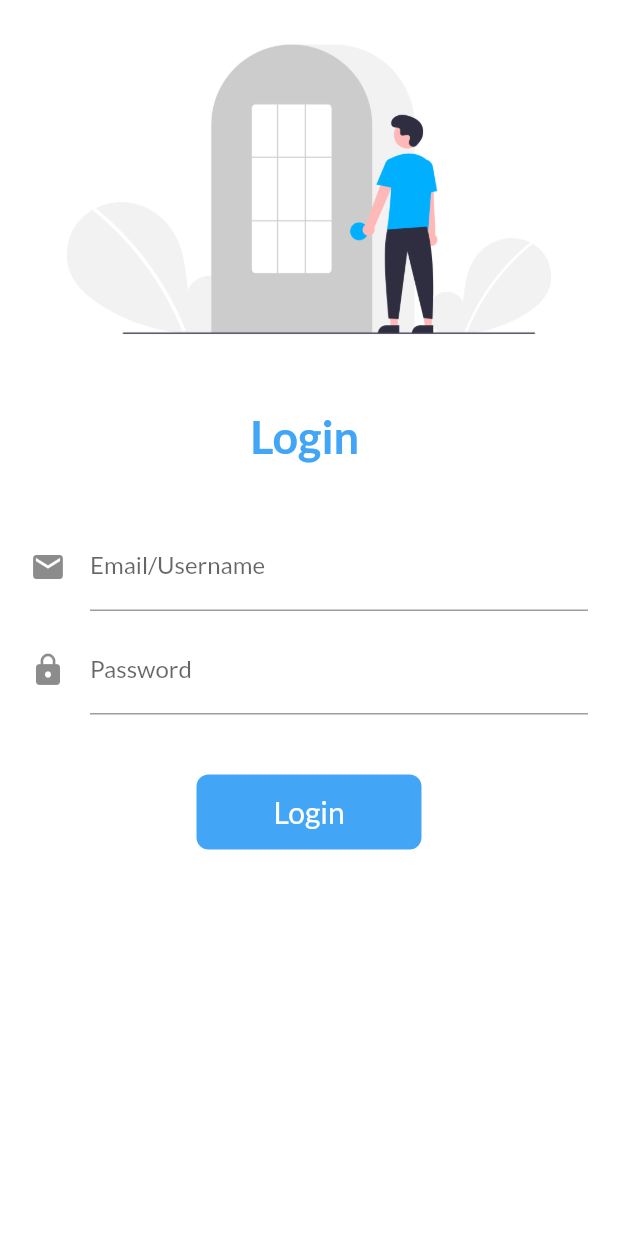
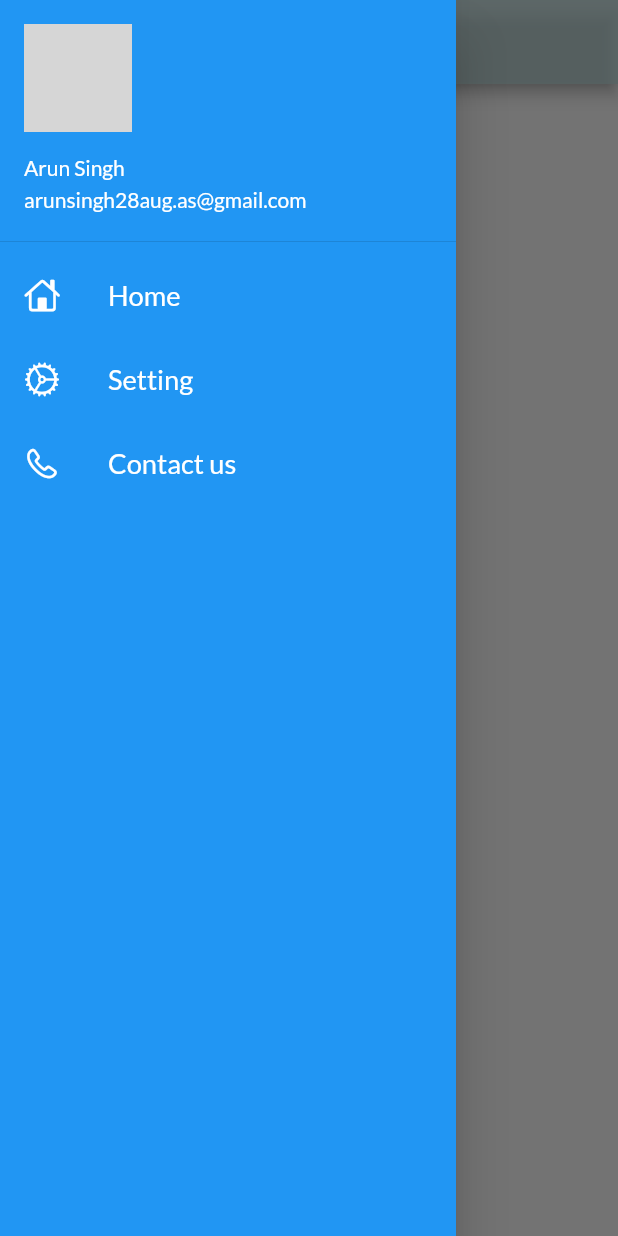
Before and after one commit to arunsingh28/flutter-app-ui, a Flutter app: the screen it shows after launch, with the side drawer open (before the commit the screen has no drawer), on a phone screen of 412 x 824 dp. Run offline on Flutter 3.47's test engine with Material 2 defaults, Android fonts, the phone set to English and light mode, and no system bars; our stand-ins replace google_fonts; network calls fail; grey boxes are pictures that could not be loaded.

Commit message:
drawer done

```diff
--- a/lib/main.dart
+++ b/lib/main.dart
@@ -20,7 +20,7 @@ class MyApp extends StatelessWidget {
         // primarySwatch: Colors.indigo,
         fontFamily: GoogleFonts.lato().fontFamily,
       ),
-      initialRoute: MyRoutes.loginRoute,
+      initialRoute: MyRoutes.homeRoute,
       // routing is provided by the MaterialApp widget
       routes: {
         MyRoutes.homeRoute: (context) => HomePage(),
--- /dev/null
+++ b/lib/widgets/drawer.dart
@@ -0,0 +1,61 @@
+import 'package:flutter/cupertino.dart';
+import 'package:flutter/material.dart';
+
+class MyDrawer extends StatelessWidget {
+  @override
+  Widget build(BuildContext context) {
+    final imageUrl =
+        "https://avatars.githubusercontent.com/u/48112517?s=400&u=15915e0f20c038ca18367438fef95493a51ea2e1&v=4";
+    return Drawer(
+      child: Container(
+        color: Colors.blue,
+        child: ListView(
+          children: [
+            DrawerHeader(
+                padding: EdgeInsets.zero,
+                child: UserAccountsDrawerHeader(
+                    margin: EdgeInsets.zero,
+                    accountName: Text('Arun Singh'),
+                    currentAccountPicture: CircleAvatar(
+                      backgroundImage: NetworkImage(imageUrl),
+                    ),
+                    accountEmail: Text('arunsingh28aug.as@gmail.com'))),
+            ListTile(
+              leading: Icon(
+                CupertinoIcons.home,
+                color: Colors.white,
+              ),
+              title: Text(
+                'Home',
+                textScaleFactor: 1.3,
+                style: TextStyle(color: Colors.white),
+              ),
+            ),
+            ListTile(
+              leading: Icon(
+                CupertinoIcons.settings,
+                color: Colors.white,
+              ),
+              title: Text(
+                'Setting',
+                textScaleFactor: 1.3,
+                style: TextStyle(color: Colors.white),
+              ),
+            ),
+            ListTile(
+              leading: Icon(
+                CupertinoIcons.phone,
+                color: Colors.white,
+              ),
+              title: Text(
+                'Contact us',
+                textScaleFactor: 1.3,
+                style: TextStyle(color: Colors.white),
+              ),
+            )
+          ],
+        ),
+      ),
+    );
+  }
+}
```
Also changed, not shown: lib/pages/home_page.dart (+2 -7 lines), lib/pages/login_page.dart (+19 -4 lines).
